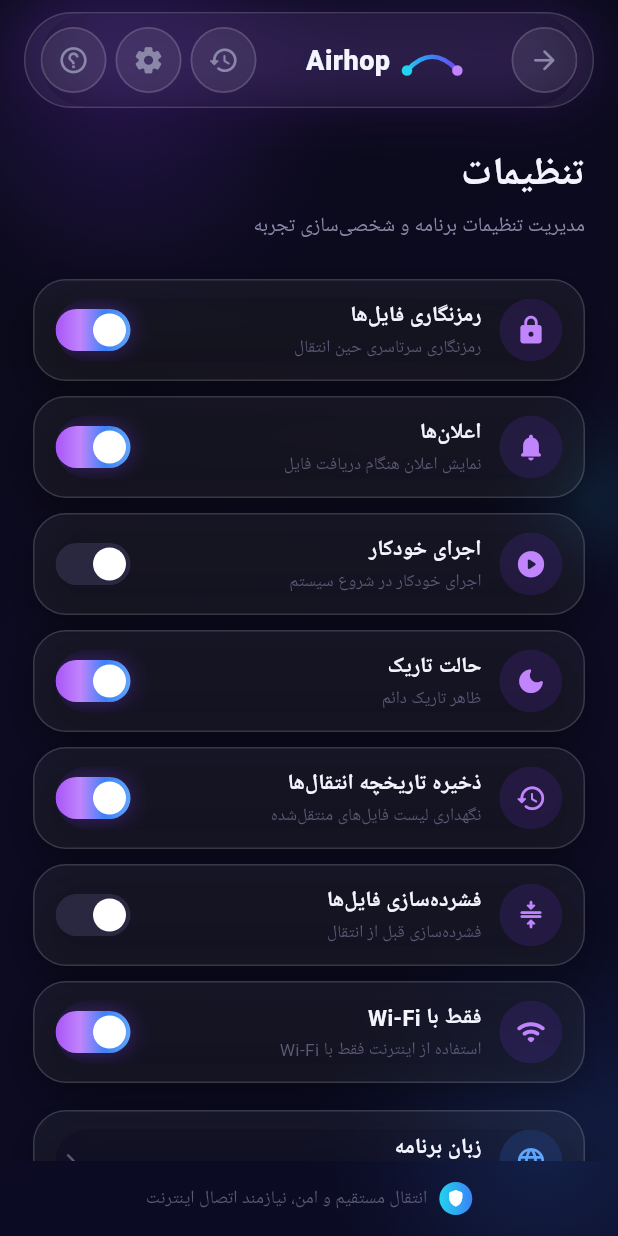
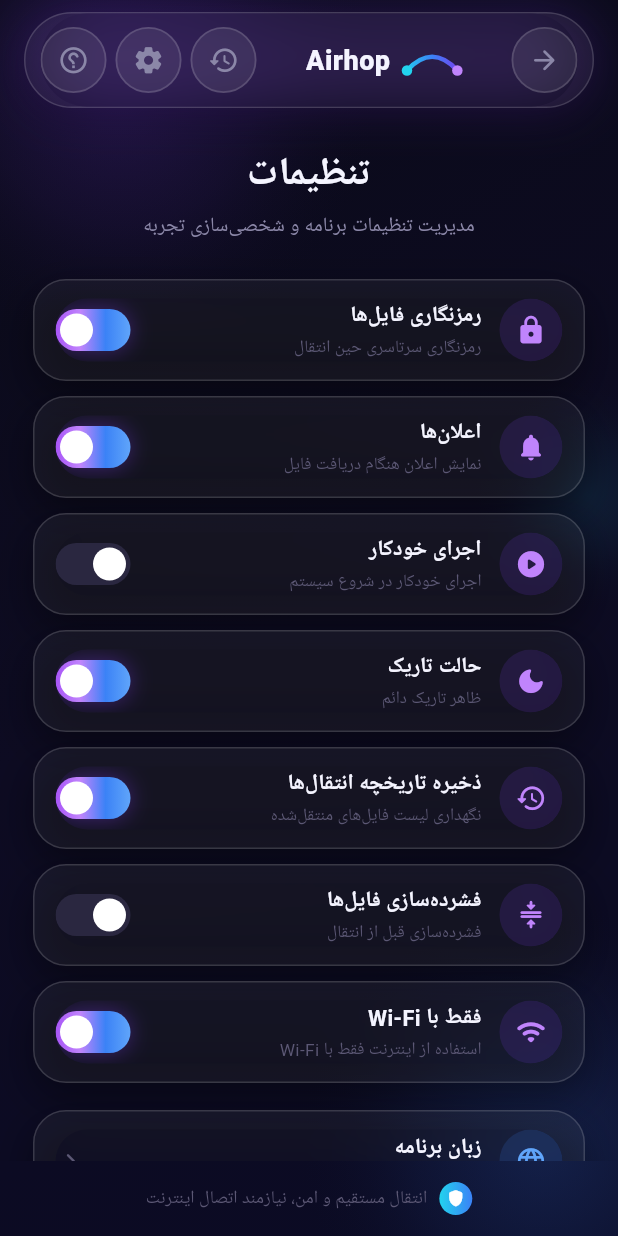
Before and after one commit to erastegarpanah1-byte/AirHop, a Flutter app: the SettingsScreen screen opened directly, on a phone screen of 412 x 824 dp. Run offline on Flutter 3.47's test engine with Material 3 defaults, Android fonts, the phone set to English and light mode, and no system bars; our stand-ins replace cross_file, device_info_plus, file_picker, flutter_riverpod, qr_flutter, shared_preferences; missing offline and left inert: desktop_drop, flutter_webrtc, mobile_scanner; accounts and stored records are empty; Roboto replaces fonts that are missing (Peyda).

Commit message:
Settings: RTL switch alignment + center header

```diff
--- a/app/lib/features/settings/settings_screen.dart
+++ b/app/lib/features/settings/settings_screen.dart
@@ -39,11 +39,11 @@ class _SettingsScreenState extends State<SettingsScreen> {
                   physics: const BouncingScrollPhysics(),
                   padding: const EdgeInsets.symmetric(horizontal: 22),
                   child: Column(
-                    crossAxisAlignment: CrossAxisAlignment.start,
                     children: [
                       const SizedBox(height: 24),
                       const Text(
                         'تنظیمات',
+                        textAlign: TextAlign.center,
                         style: TextStyle(
                           color: AppColors.textPrimary,
                           fontSize: 26,
@@ -53,6 +53,7 @@ class _SettingsScreenState extends State<SettingsScreen> {
                       const SizedBox(height: 6),
                       const Text(
                         'مدیریت تنظیمات برنامه و شخصی‌سازی تجربه',
+                        textAlign: TextAlign.center,
                         style: TextStyle(
                           color: AppColors.textSecondary,
                           fontSize: 13.5,
@@ -216,7 +217,7 @@ class _ToggleRow extends StatelessWidget {
   }
 }
 
-/// سوییچ گرادیانی بنفش-آبی.
+/// سوییچ گرادیانی بنفش-آبی (آگاه از جهت RTL).
 class _NeonSwitch extends StatelessWidget {
   const _NeonSwitch({required this.value, required this.onChanged});
 
@@ -225,6 +226,12 @@ class _NeonSwitch extends StatelessWidget {
 
   @override
   Widget build(BuildContext context) {
+    // در RTL، سوییچ روشن باید به سمت چپ (شروع متن) بیفتد.
+    final isRtl = Directionality.of(context) == TextDirection.rtl;
+    final alignment = value
+        ? (isRtl ? Alignment.centerLeft : Alignment.centerRight)
+        : (isRtl ? Alignment.centerRight : Alignment.centerLeft);
+
     return GestureDetector(
       onTap: () => onChanged(!value),
       child: AnimatedContainer(
@@ -252,7 +259,7 @@ class _NeonSwitch extends StatelessWidget {
         child: AnimatedAlign(
           duration: const Duration(milliseconds: 220),
           curve: Curves.easeInOut,
-          alignment: Alignment.centerRight,
+          alignment: alignment,
           child: Container(
             width: 22,
             height: 22,
```
